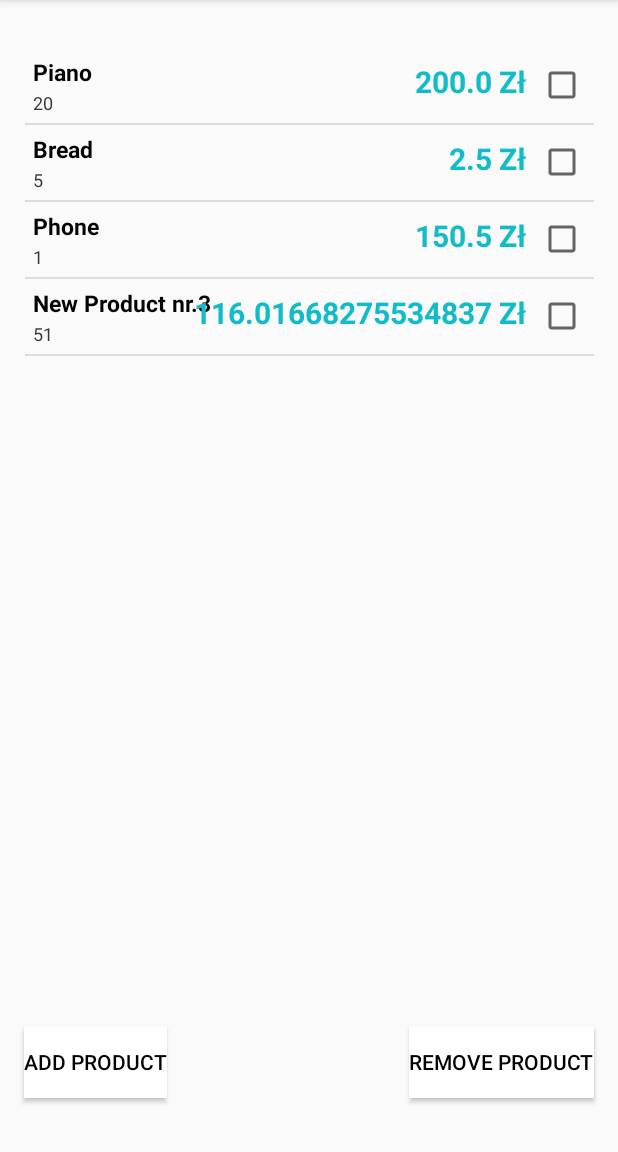
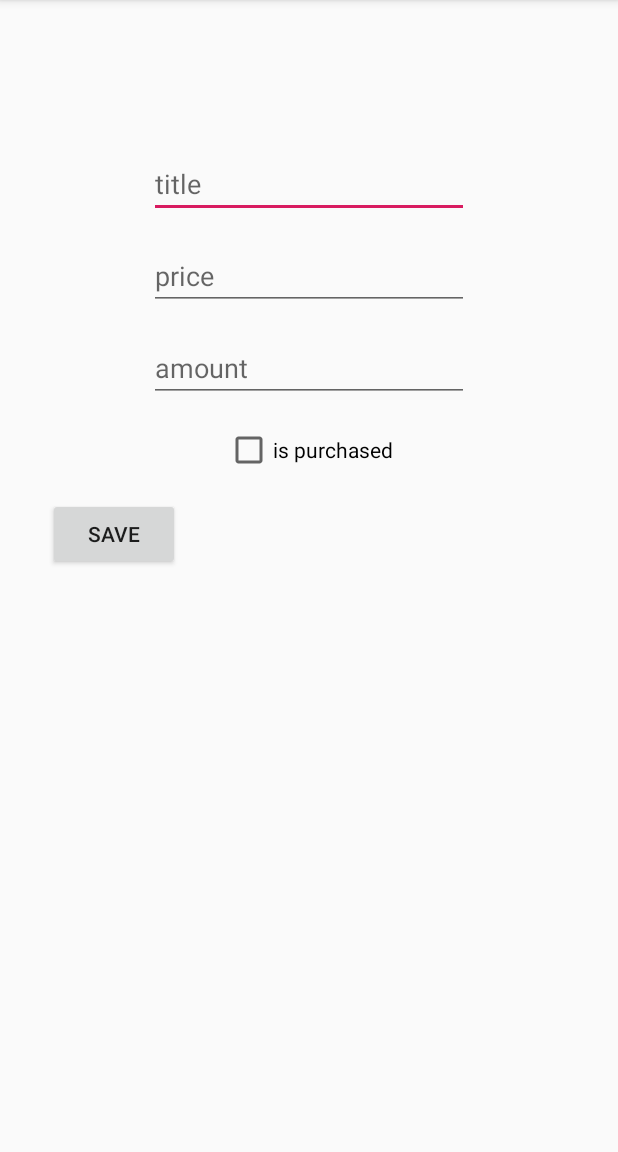
Before and after one commit to Tobiasz-Rumian/Android1, an Android app: the ProductListActivity screen opened directly, with no data from a screen before it, after a tap on "ADD PRODUCT", on a phone screen of 412 x 824 dp, the part 84-1236 px from its top. Run offline under Robolectric (Android 15) with nearby library versions, the phone set to English and light mode, and no system bars; our stand-ins replace Room's generated code, RxJava.

Commit message:
Add ability to edit, save and delete products

```diff
--- a/app/src/main/java/com/example/project1/ProductListActivity.kt
+++ b/app/src/main/java/com/example/project1/ProductListActivity.kt
@@ -1,6 +1,7 @@
 package com.example.project1
 
 import android.content.Context
+import android.content.Intent
 import android.content.SharedPreferences
 import android.graphics.Color
 import android.os.Bundle
@@ -13,14 +14,12 @@ import com.example.project1.models.Product
 import io.reactivex.Observable
 import io.reactivex.disposables.Disposable
 import io.reactivex.schedulers.Schedulers
-import kotlin.random.Random
 
 
 class ProductListActivity : AppCompatActivity() {
 
     private lateinit var listView: ListView
     private lateinit var addButton: Button
-    private lateinit var deleteButton: Button
     private var products = ArrayList<Product>()
     private lateinit var adapter: ProductArrayAdapter
     private lateinit var sharedPreferences: SharedPreferences
@@ -32,7 +31,6 @@ class ProductListActivity : AppCompatActivity() {
 
         listView = findViewById(R.id.listOfProducts)
         addButton = findViewById(R.id.addProductButton)
-        deleteButton = findViewById(R.id.removeProductButton)
 
         sharedPreferences = applicationContext.getSharedPreferences(
             applicationContext.packageName,
@@ -41,22 +39,6 @@ class ProductListActivity : AppCompatActivity() {
 
         adapter = ProductArrayAdapter(this, R.layout.product_row, products)
         listView.adapter = adapter
-
-        subscriptions.add(Observable.just(database)
-            .subscribeOn(Schedulers.io())
-            .subscribe { db ->
-                run {
-                    if (db.productDao().getAll().isEmpty()) {
-                        db.productDao().insert(Product("Piano", 200.0, 20))
-                        db.productDao().insert(Product("Bread", 2.5, 5))
-                        db.productDao().insert(Product("Phone", 150.50, 1))
-                    }
-                    products.addAll(db.productDao().getAll())
-                    runOnUiThread {
-                        adapter.notifyDataSetChanged()
-                    }
-                }
-            })
     }
 
     override fun onStart() {
@@ -73,18 +55,26 @@ class ProductListActivity : AppCompatActivity() {
                 Color.parseColor("#000000")
             )
         )
-        deleteButton.setBackgroundColor(
-            sharedPreferences.getInt(
-                "buttonBackgroundColor",
-                Color.parseColor("#FFFFFF")
-            )
-        )
-        deleteButton.setTextColor(
-            sharedPreferences.getInt(
-                "buttonTextColor",
-                Color.parseColor("#000000")
-            )
-        )
+    }
+
+    override fun onResume() {
+        super.onResume()
+        subscriptions.add(Observable.just(database)
+            .subscribeOn(Schedulers.io())
+            .subscribe { db ->
+                run {
+                    if (db.productDao().getAll().isEmpty()) {
+                        db.productDao().insert(Product("Piano", 200.0, 20))
+                        db.productDao().insert(Product("Bread", 2.5, 5))
+                        db.productDao().insert(Product("Phone", 150.50, 1))
+                    }
+                    products.clear()
+                    products.addAll(db.productDao().getAll())
+                    runOnUiThread {
+                        adapter.notifyDataSetChanged()
+                    }
+                }
+            })
     }
 
     override fun onDestroy() {
@@ -93,19 +83,7 @@ class ProductListActivity : AppCompatActivity() {
     }
 
     fun onAddProduct(view: View) {
-        products.add(
-            Product(
-                "New Product nr." + products.size,
-                Random.nextDouble(0.0, 1000.0),
-                Random.nextInt(0, 100)
-            )
-        )
-        adapter.notifyDataSetChanged()
-    }
-
-    fun onRemoveProduct(view: View) {
-        products.removeAt(products.size - 1)
-        adapter.notifyDataSetChanged()
+        startActivity(Intent(this, ProductViewActivity::class.java))
     }
 
 }
--- a/app/src/main/java/com/example/project1/models/Product.kt
+++ b/app/src/main/java/com/example/project1/models/Product.kt
@@ -8,12 +8,12 @@ import androidx.room.PrimaryKey
 data class Product(
     @ColumnInfo(name = "title") var title: String? = "Untitled",
     @ColumnInfo(name = "price") var price: Double = 0.0,
-    @ColumnInfo(name = "amount") var amount: Int = 0
+    @ColumnInfo(name = "amount") var amount: Int = 0,
+    @ColumnInfo(name = "purchased") var purchased: Boolean = false
 ) {
     @PrimaryKey(autoGenerate = true)
     var uid: Int = 0
-    @ColumnInfo(name = "purchased")
-    var purchased: Boolean = false
+
 
     override fun toString(): String {
         val sb = StringBuilder()
--- a/app/src/main/res/layout/activity_product_list.xml
+++ b/app/src/main/res/layout/activity_product_list.xml
@@ -23,21 +23,11 @@
         android:id="@+id/addProductButton"
         android:layout_width="wrap_content"
         android:layout_height="wrap_content"
-        android:layout_marginStart="16dp"
         android:layout_marginTop="16dp"
         android:onClick="onAddProduct"
         android:text="Add product"
+        app:layout_constraintEnd_toEndOf="parent"
         app:layout_constraintStart_toStartOf="parent"
         app:layout_constraintTop_toBottomOf="@+id/listOfProducts" />
 
-    <Button
-        android:id="@+id/removeProductButton"
-        android:layout_width="wrap_content"
-        android:layout_height="wrap_content"
-        android:layout_marginTop="16dp"
-        android:layout_marginEnd="16dp"
-        android:onClick="onRemoveProduct"
-        android:text="Remove product"
-        app:layout_constraintEnd_toEndOf="parent"
-        app:layout_constraintTop_toBottomOf="@+id/listOfProducts" />
 </androidx.constraintlayout.widget.ConstraintLayout>
--- a/app/src/main/res/layout/activity_product_view.xml
+++ b/app/src/main/res/layout/activity_product_view.xml
@@ -58,8 +58,9 @@
         android:layout_height="wrap_content"
         android:layout_marginStart="32dp"
         android:layout_marginTop="16dp"
+        android:onClick="onSave"
         android:text="Save"
-        android:visibility="gone"
+        android:visibility="visible"
         app:layout_constraintStart_toStartOf="parent"
         app:layout_constraintTop_toBottomOf="@+id/isPurchasedCheckBox" />
 
@@ -69,6 +70,7 @@
         android:layout_height="wrap_content"
         android:layout_marginTop="16dp"
         android:layout_marginEnd="32dp"
+        android:onClick="onDelete"
         android:text="Delete"
         android:visibility="gone"
         app:layout_constraintEnd_toEndOf="parent"
```
Also changed, not shown: app/src/main/java/com/example/project1/ProductViewActivity.kt (+46 -2 lines), 1 other file.
